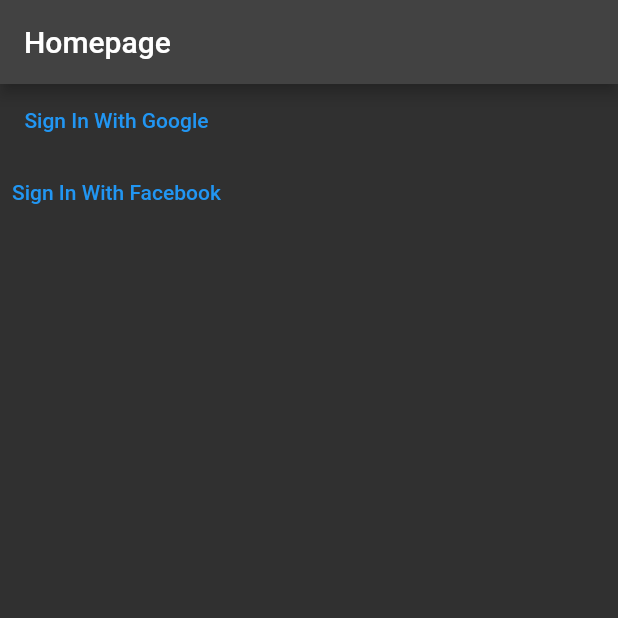
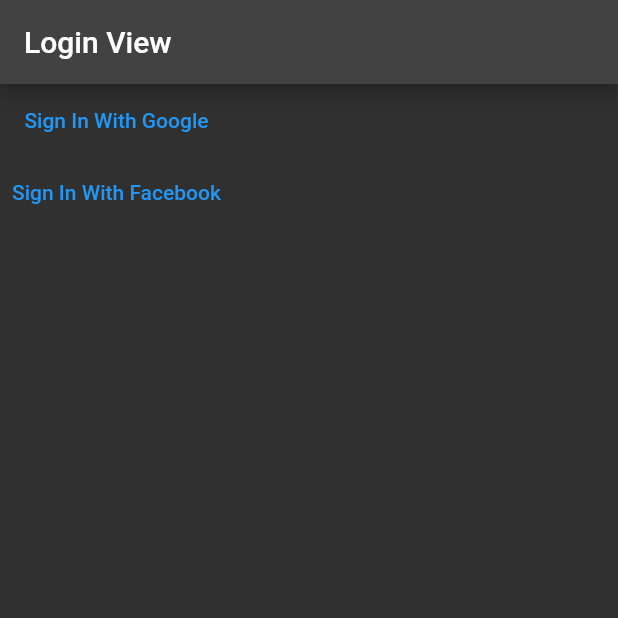
Before and after one commit to sahilambure94/instagramclone_flutter, a Flutter app: the screen it shows after launch, after a tap on "Sign In With Google", on a phone screen of 412 x 824 dp, the top half of it. Run offline on Flutter 3.47's test engine with Material 2 defaults, Android fonts, the light colour scheme and no system bars; our stand-ins replace cloud_firestore, firebase_auth, firebase_core, google_sign_in, hooks_riverpod; missing offline and left inert: flutter_facebook_auth; accounts and stored records are empty.

Commit message:
seperate views for auth

```diff
--- a/lib/main.dart
+++ b/lib/main.dart
@@ -1,8 +1,10 @@
 import 'package:flutter/material.dart';
 import 'package:firebase_core/firebase_core.dart';
-import 'package:instagramclone_flutter/state/auth/backend/authenticator.dart';
+import 'package:instagramclone_flutter/state/auth/models/auth_result.dart';
+import 'package:instagramclone_flutter/state/auth/providers/auth_state_provider.dart';
 import 'firebase_options.dart';
 import 'dart:developer' as devtools show log;
+import 'package:hooks_riverpod/hooks_riverpod.dart';
 
 extension Log on Object {
   void log() => devtools.log(toString());
@@ -13,7 +15,7 @@
   await Firebase.initializeApp(
     options: DefaultFirebaseOptions.currentPlatform,
   );
-  runApp(const MyApp());
+  runApp(const ProviderScope(child: MyApp()));
 }
 
 class MyApp extends StatelessWidget {
@@ -26,36 +28,63 @@
       theme: ThemeData.dark(),
       darkTheme: ThemeData.dark().copyWith(indicatorColor: Colors.blueGrey),
       debugShowCheckedModeBanner: false,
-      home: const MyHomePage(),
+      home: Consumer(builder: ((context, ref, child) {
+        final isLoggedIn =
+            ref.watch(authStateProvider).result == AuthResult.success;
+        if (isLoggedIn) {
+          return const MainView();
+        } else {
+          return const LoginView();
+        }
+      })),
     );
   }
 }
 
-class MyHomePage extends StatelessWidget {
-  const MyHomePage({super.key});
+class MainView extends StatelessWidget {
+  const MainView({super.key});
 
   @override
   Widget build(BuildContext context) {
     return Scaffold(
       appBar: AppBar(
-        title: const Text('Homepage'),
+        title: const Text('Main View'),
+      ),
+      body: Consumer(
+        builder: (context, ref, child) {
+          return TextButton(
+            onPressed: () async {
+              ref.read(authStateProvider.notifier).logOut();
+            },
+            child: const Text('Logout'),
+          );
+        },
+      ),
+    );
+  }
+}
+
+class LoginView extends ConsumerWidget {
+  const LoginView({
+    Key? key,
+  }) : super(key: key);
+
+  @override
+  Widget build(BuildContext context, WidgetRef ref) {
+    return Scaffold(
+      appBar: AppBar(
+        title: const Text('Login View'),
       ),
       body: Column(
         children: [
           TextButton(
-            onPressed: () async {
-              final result = await Authenticator().loginWithGoogle();
-              result.log();
-            },
+            onPressed: ref.read(authStateProvider.notifier).loginWithGoogle,
             child: const Text(
               'Sign In With Google',
             ),
           ),
           TextButton(
-            onPressed: () async {
-              final result = await Authenticator().loginWithFacebook();
-              result.log();
-            },
+            onPressed: ref.read(authStateProvider.notifier).loginWithFacebook,
             child: const Text(
               'Sign In With Facebook',
             ),
```
